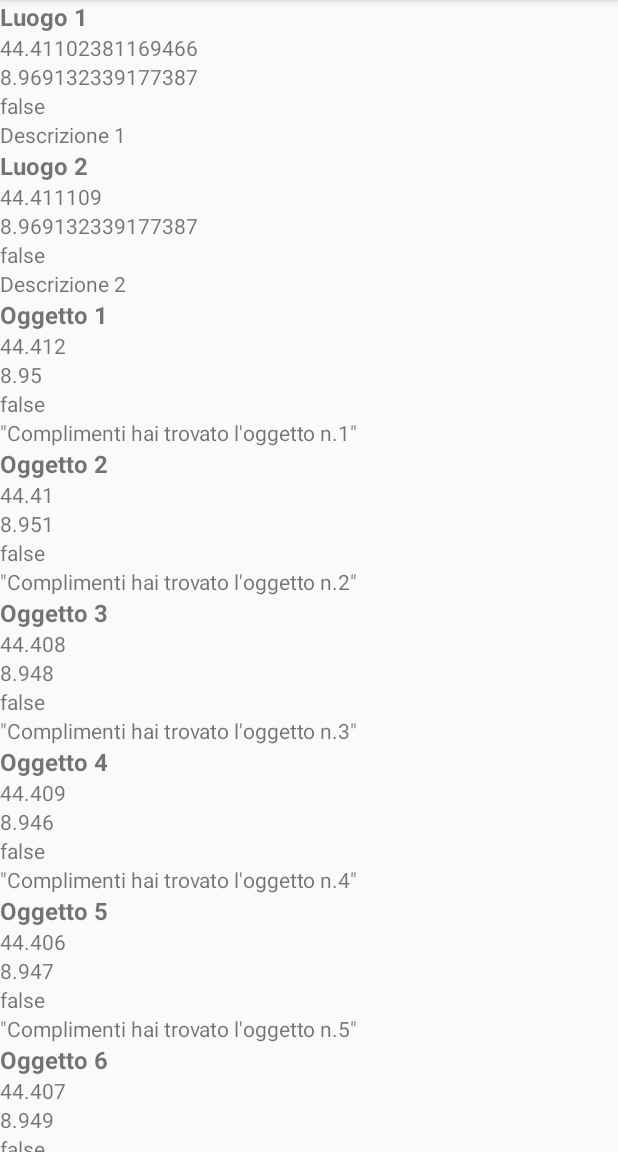
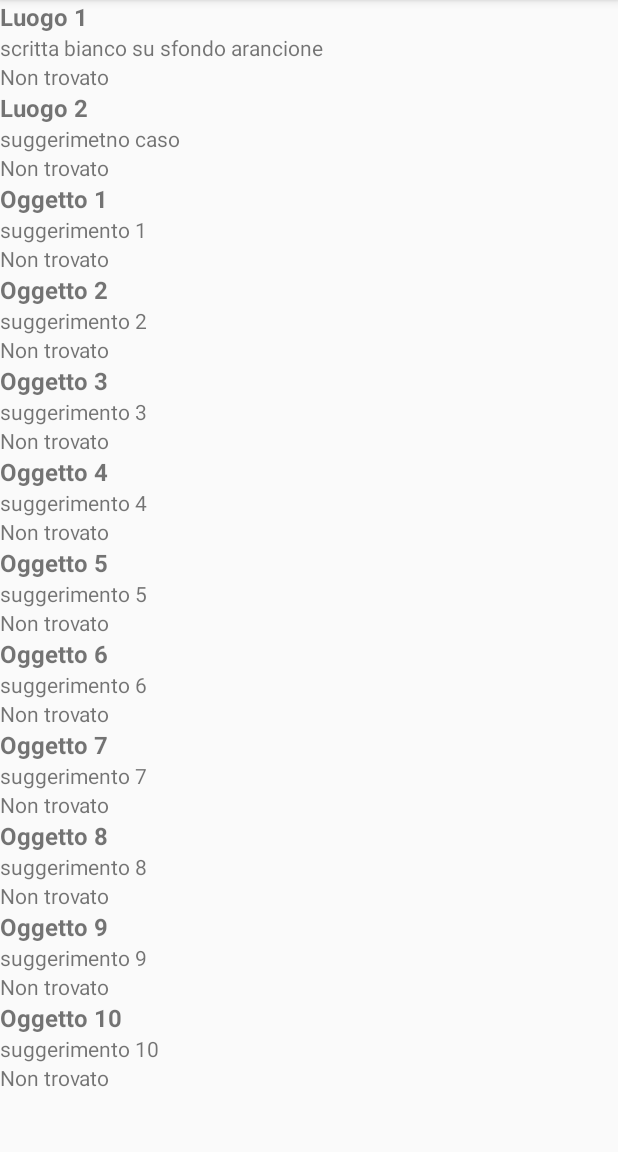
Before and after one commit to Difratta/CacciaAlTesoro, an Android app: the screen it shows after launch (ListaLuoghiActivity), after a tap on "Lista dei posti nascosti", on a phone screen of 412 x 824 dp, the part 84-1236 px from its top. Run offline under Robolectric (Android 15) with nearby library versions, the phone set to English and light mode, and no system bars; libraries missing offline, so code that uses them is left out: com.google.zxing.integration; 1 other tap on this screen came first.

Commit message:
aggiornare IMG QR, creare doamni updatelistTrovato o roba simile

```diff
--- a/app/src/main/java/com/example/myapplication/ListaLuoghiActivity.java
+++ b/app/src/main/java/com/example/myapplication/ListaLuoghiActivity.java
@@ -36,18 +36,18 @@ public class ListaLuoghiActivity extends AppCompatActivity {
     public List<MarkerInfo> getLuoghi() {
         List<MarkerInfo> luogo = new ArrayList<>();
         // Aggiungi i tuoi luoghi alla lista
-        luogo.add(new MarkerInfo("Luogo 1", 44.41102381169466, 8.969132339177387, "Descrizione 1"));
-        luogo.add(new MarkerInfo("Luogo 2", 44.411109, 8.969132339177387, "Descrizione 2"));
-        luogo.add(new MarkerInfo("Oggetto 1", 44.412, 8.950, "\"Complimenti hai trovato l'oggetto n.1\""));
-        luogo.add(new MarkerInfo("Oggetto 2", 44.410, 8.951, "\"Complimenti hai trovato l'oggetto n.2\""));
-        luogo.add(new MarkerInfo("Oggetto 3", 44.408, 8.948, "\"Complimenti hai trovato l'oggetto n.3\""));
-        luogo.add(new MarkerInfo("Oggetto 4", 44.409, 8.946, "\"Complimenti hai trovato l'oggetto n.4\""));
-        luogo.add(new MarkerInfo("Oggetto 5", 44.406, 8.947, "\"Complimenti hai trovato l'oggetto n.5\""));
-        luogo.add(new MarkerInfo("Oggetto 6", 44.407, 8.949, "\"Complimenti hai trovato l'oggetto n.6\""));
-        luogo.add(new MarkerInfo("Oggetto 7", 44.404, 8.950, "\"Complimenti hai trovato l'oggetto n.7\""));
-        luogo.add(new MarkerInfo("Oggetto 8", 44.402, 8.947, "\"Complimenti hai trovato l'oggetto n.8\""));
-        luogo.add(new MarkerInfo("Oggetto 9", 44.403, 8.946, "\"Complimenti hai trovato l'oggetto n.9\""));
-        luogo.add(new MarkerInfo("Oggetto 10", 44.400, 8.945, "\"Complimenti hai trovato l'oggetto n.10\""));
+        luogo.add(new MarkerInfo("Luogo 1", 44.41102381169466, 8.969132339177387, "Descrizione 1", "scritta bianco su sfondo arancione"));
+        luogo.add(new MarkerInfo("Luogo 2", 44.411109, 8.969132339177387, "Descrizione 2", "suggerimetno caso"));
+        luogo.add(new MarkerInfo("Oggetto 1", 44.412, 8.950, "\"Complimenti hai trovato l'oggetto n.1\"", "suggerimento 1"));
+        luogo.add(new MarkerInfo("Oggetto 2", 44.410, 8.951, "\"Complimenti hai trovato l'oggetto n.2\"", "suggerimento 2"));
+        luogo.add(new MarkerInfo("Oggetto 3", 44.408, 8.948, "\"Complimenti hai trovato l'oggetto n.3\"", "suggerimento 3"));
+        luogo.add(new MarkerInfo("Oggetto 4", 44.409, 8.946, "\"Complimenti hai trovato l'oggetto n.4\"", "suggerimento 4"));
+        luogo.add(new MarkerInfo("Oggetto 5", 44.406, 8.947, "\"Complimenti hai trovato l'oggetto n.5\"", "suggerimento 5"));
+        luogo.add(new MarkerInfo("Oggetto 6", 44.407, 8.949, "\"Complimenti hai trovato l'oggetto n.6\"", "suggerimento 6"));
+        luogo.add(new MarkerInfo("Oggetto 7", 44.404, 8.950, "\"Complimenti hai trovato l'oggetto n.7\"", "suggerimento 7"));
+        luogo.add(new MarkerInfo("Oggetto 8", 44.402, 8.947, "\"Complimenti hai trovato l'oggetto n.8\"", "suggerimento 8"));
+        luogo.add(new MarkerInfo("Oggetto 9", 44.403, 8.946, "\"Complimenti hai trovato l'oggetto n.9\"", "suggerimento 9"));
+        luogo.add(new MarkerInfo("Oggetto 10", 44.400, 8.945, "\"Complimenti hai trovato l'oggetto n.10\"", "suggerimento 10"));
 
         return luogo;
     }
--- a/app/src/main/java/com/example/myapplication/LuoghiAdapter.java
+++ b/app/src/main/java/com/example/myapplication/LuoghiAdapter.java
@@ -39,27 +39,26 @@ public class LuoghiAdapter extends RecyclerView.Adapter<LuoghiAdapter.LuogoViewH
     public class LuogoViewHolder extends RecyclerView.ViewHolder {
 
         private TextView nomeTextView;
-        private TextView latitudineTextView;
-        private TextView longitudineTextView;
-        private TextView trovatoTextView;
+
+        private TextView suggerimentoTextView;
         private TextView descrizioneTextView;
 
 
         public LuogoViewHolder(@NonNull View itemView) {
             super(itemView);
             nomeTextView = itemView.findViewById(R.id.nome_text_view);
-            latitudineTextView = itemView.findViewById(R.id.latitudine_text_view);
-            longitudineTextView = itemView.findViewById(R.id.longitudine_text_view);
-            trovatoTextView = itemView.findViewById(R.id.trovato_text_view);
+            suggerimentoTextView = itemView.findViewById(R.id.suggerimento_text_view);
             descrizioneTextView = itemView.findViewById(R.id.descrizione_text_view);
         }
 
         public void bind(MarkerInfo luogo) {
             nomeTextView.setText(luogo.getNome());
-            latitudineTextView.setText(String.valueOf(luogo.getLatitudine()));
-            longitudineTextView.setText(String.valueOf(luogo.getLongitudine()));
-            trovatoTextView.setText(String.valueOf(luogo.getTrovato()));
-            descrizioneTextView.setText(luogo.getDescrizione());
+            suggerimentoTextView.setText(luogo.getSuggerimento());
+            if(luogo.getTrovato()) {
+                descrizioneTextView.setText(luogo.getDescrizione());
+            } else {
+                descrizioneTextView.setText("Non trovato");
+            }
         }
     }
 }
--- a/app/src/main/java/com/example/myapplication/MainActivity.java
+++ b/app/src/main/java/com/example/myapplication/MainActivity.java
@@ -17,7 +17,6 @@ import androidx.core.content.ContextCompat;
 import androidx.core.view.GravityCompat;
 import androidx.drawerlayout.widget.DrawerLayout;
 
-import com.example.myapplication.R;
 import com.google.android.gms.location.FusedLocationProviderClient;
 import com.google.android.gms.location.LocationServices;
 import com.google.android.gms.maps.CameraUpdateFactory;
@@ -35,9 +34,7 @@ import com.google.zxing.integration.android.IntentIntegrator;
 import com.google.zxing.integration.android.IntentResult;
 
 import java.util.ArrayList;
-import java.util.Arrays;
 import java.util.List;
-import java.util.Random;
 
 public class MainActivity extends AppCompatActivity implements OnMapReadyCallback, NavigationView.OnNavigationItemSelectedListener {
 
@@ -48,24 +45,14 @@ public class MainActivity extends AppCompatActivity implements OnMapReadyCallbac
 
     private GoogleMap mMap;
     private FusedLocationProviderClient mFusedLocationProviderClient;
-    private List<LatLng> hiddenPoints;
     private List<Marker> visibleMarkers;
     private Circle searchCircle;
     private NavigationView navigationView;
     private DrawerLayout drawerLayout;
 
-    private List<String> qrCodes = Arrays.asList(
-            "Complimenti hai trovato l'oggetto n.1",
-            "Complimenti hai trovato l'oggetto n.2",
-            "Complimenti hai trovato l'oggetto n.3",
-            "Complimenti hai trovato l'oggetto n.4",
-            "Complimenti hai trovato l'oggetto n.5",
-            "Complimenti hai trovato l'oggetto n.6",
-            "Complimenti hai trovato l'oggetto n.7",
-            "Complimenti hai trovato l'oggetto n.8",
-            "Complimenti hai trovato l'oggetto n.9",
-            "Complimenti hai trovato l'oggetto n.10"
-    );
+    private final ListaLuoghiActivity listaLuoghiActivity = new ListaLuoghiActivity();
+    private List<MarkerInfo> markerInfoList = new ArrayList<>();
+
 
     @Override
     protected void onCreate(Bundle savedInstanceState) {
@@ -73,11 +60,11 @@ public class MainActivity extends AppCompatActivity implements OnMapReadyCallbac
         setContentView(R.layout.activity_main);
 
         SupportMapFragment mapFragment = (SupportMapFragment) getSupportFragmentManager().findFragmentById(R.id.map);
+        assert mapFragment != null;
         mapFragment.getMapAsync(this);
 
         mFusedLocationProviderClient = LocationServices.getFusedLocationProviderClient(this);
 
-        hiddenPoints = new ArrayList<>();
         visibleMarkers = new ArrayList<>();
 
         drawerLayout = findViewById(R.id.drawer_layout);
@@ -93,30 +80,30 @@ public class MainActivity extends AppCompatActivity implements OnMapReadyCallbac
         navigationView.setItemIconTintList(null);
         navigationView.setNavigationItemSelectedListener(this);
 
-        generateHiddenPoints();
 
     }
 
     @Override
-    public void onMapReady(GoogleMap googleMap) {
+    public void onMapReady(@NonNull GoogleMap googleMap) {
         mMap = googleMap;
 
         LatLng genoa = new LatLng(GENOA_LATITUDE, GENOA_LONGITUDE);
         mMap.moveCamera(CameraUpdateFactory.newLatLngZoom(genoa, 12));
-
+        markerInfoList = listaLuoghiActivity.getLuoghi();
         mMap.setOnMyLocationChangeListener(location -> {
             if (location != null) {
                 LatLng currentLatLng = new LatLng(location.getLatitude(), location.getLongitude());
 
                 updateSearchCircle(currentLatLng);
 
-                for (LatLng point : hiddenPoints) {
+                for (MarkerInfo markerInfo : markerInfoList) {
                     float[] distance = new float[1];
                     Location.distanceBetween(currentLatLng.latitude, currentLatLng.longitude,
-                            point.latitude, point.longitude, distance);
+                            markerInfo.getLatitudine(), markerInfo.getLongitudine(), distance);
 
                     if (distance[0] <= RADIUS) {
-                        showHiddenPoint(point);
+                        LatLng point = new LatLng(markerInfo.getLatitudine(), markerInfo.getLongitudine());
+                        showHiddenPoint(point, markerInfo);
                     }
                 }
             }
@@ -151,27 +138,6 @@ public class MainActivity extends AppCompatActivity implements OnMapReadyCallbac
         }
     }
 
-    private void generateHiddenPoints() {
-        List<LatLng> fixedPoints = Arrays.asList(
-                new LatLng(44.412, 8.950),
-                new LatLng(44.410, 8.951),
-                new LatLng(44.408, 8.948),
-                new LatLng(44.409, 8.946),
-                new LatLng(44.406, 8.947),
-                new LatLng(44.407, 8.949),
-                new LatLng(44.404, 8.950),
-                new LatLng(44.402, 8.947),
-                new LatLng(44.403, 8.946),
-                new LatLng(44.400, 8.945)
-        );
-
-
-
-        for (LatLng point : fixedPoints) {
-            hiddenPoints.add(point);
-        }
-    }
-
     private void updateSearchCircle(LatLng center) {
         int strokeColor = Color.argb(100, 255, 0, 0);
         int fillColor = Color.argb(50, 255, 0, 0);
@@ -188,32 +154,15 @@ public class MainActivity extends AppCompatActivity implements OnMapReadyCallbac
         }
     }
 
-    private void showHiddenPoint(LatLng point) {
+    private void showHiddenPoint(LatLng point, MarkerInfo markerInfo) {
         int index = visibleMarkers.size();
-        if (index < qrCodes.size()) {
-            String qrCode = qrCodes.get(index);
-
+        if (index < listaLuoghiActivity.getLuoghi().size()) {
             MarkerOptions markerOptions = new MarkerOptions()
                     .position(point)
-                    .title(getRandomPhrase())
-                    .snippet(qrCode);
+                    .title(markerInfo.getNome());
             Marker marker = mMap.addMarker(markerOptions);
             visibleMarkers.add(marker);
         }
-    }
-
-    private String getRandomPhrase() {
-        String[] phrases = {
-                "L'OGGETTO SI TROVA VICINO A UNA SCRITTA BLU",
-                "L'OGGETTO SI TROVA SOTTO A UNA MACCHINA",
-                "L'OGGETTO SI TROVA SOPRA A UN PALAZZO",
-                "L'OGGETTO SI TROVA ALLA DESTRA DI UNO DEI NEGOZI PIÚ IMPORTANTI DELLA ZONA",
-                "L'OGGETTO SI TROVA ALLA SINISTRA DI UNA STATUA"
-        };
-
-        Random random = new Random();
-        int index = random.nextInt(phrases.length);
-        return phrases[index];
     }
 
     public void scanQRCode(View view) {
@@ -228,12 +177,17 @@ public class MainActivity extends AppCompatActivity implements OnMapReadyCallbac
         IntentResult result = IntentIntegrator.parseActivityResult(requestCode, resultCode, data);
         if (result != null && result.getContents() != null) {
             String scannedQRCode = result.getContents();
+            markerInfoList = listaLuoghiActivity.getLuoghi();
 
             for (Marker marker : visibleMarkers) {
-                String qrCode = marker.getSnippet();
+                String qrCode = marker.getTitle();
                 if (qrCode != null && qrCode.equals(scannedQRCode)) {
+                    for(MarkerInfo markinfo : markerInfoList) {
+                        if(markinfo.getNome().equals(qrCode))
+                            markinfo.setTrovato(true);
+                    }
                     marker.setIcon(BitmapDescriptorFactory.defaultMarker(BitmapDescriptorFactory.HUE_GREEN));
-                    Toast.makeText(this, qrCode, Toast.LENGTH_SHORT).show();
+                    Toast.makeText(this, qrCode, Toast.LENGTH_LONG).show();
                     break;
                 }
             }
--- a/app/src/main/java/com/example/myapplication/MarkerInfo.java
+++ b/app/src/main/java/com/example/myapplication/MarkerInfo.java
@@ -9,17 +9,20 @@ public class MarkerInfo {
     private String nome;
     private double latitudine;
     private double longitudine;
+
+    private String suggerimento;
     private String descrizione;
     private boolean trovato = false;
     private Marker marker;
 
 
 
-    public MarkerInfo(String nome, double latitudine, double longitudine, String descrizione) {
+    public MarkerInfo(String nome, double latitudine, double longitudine, String descrizione, String suggerimento){
         this.nome = nome;
         this.latitudine = latitudine;
         this.longitudine = longitudine;
         this.descrizione = descrizione;
+        this.suggerimento = suggerimento;
     }
 
     public String getNome() {
@@ -33,5 +36,7 @@ public class MarkerInfo {
     }
     public String getDescrizione() { return descrizione; }
     public boolean getTrovato() { return trovato; }
+    public void setTrovato(boolean trovato) { this.trovato = trovato; }
+    public String getSuggerimento() { return suggerimento; }
 
 }
--- a/app/src/main/res/layout/luogo_item_layout.xml
+++ b/app/src/main/res/layout/luogo_item_layout.xml
@@ -11,18 +11,8 @@
         android:layout_height="wrap_content"
         android:textSize="16sp"
         android:textStyle="bold" />
-
     <TextView
-        android:id="@+id/latitudine_text_view"
-        android:layout_width="match_parent"
-        android:layout_height="wrap_content" />
-
-    <TextView
-        android:id="@+id/longitudine_text_view"
-        android:layout_width="match_parent"
-        android:layout_height="wrap_content" />
-    <TextView
-        android:id="@+id/trovato_text_view"
+        android:id="@+id/suggerimento_text_view"
         android:layout_width="match_parent"
         android:layout_height="wrap_content"
         />
```
